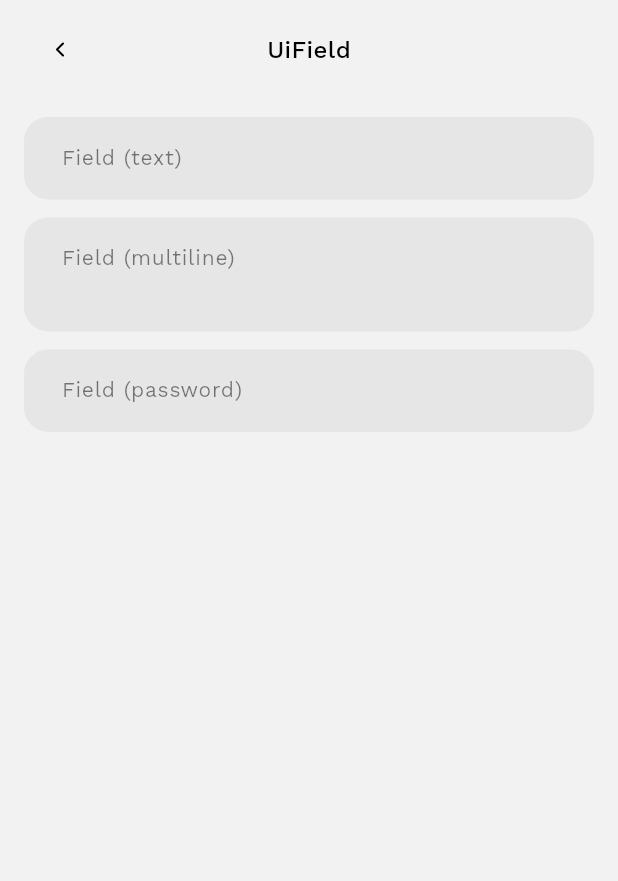
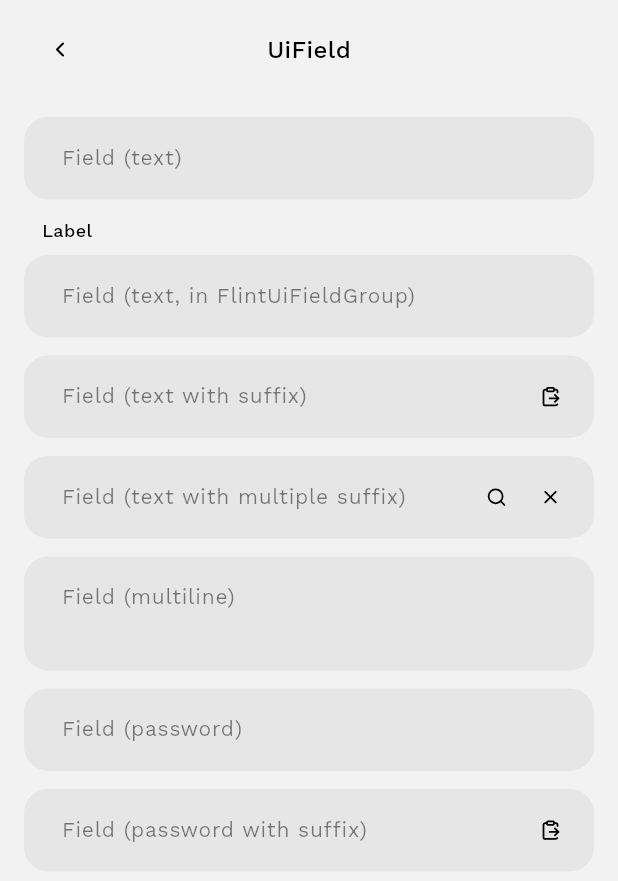
Before and after one commit to bradleyoosterveen/flutter-packages, a Flutter app: the FieldScreen screen opened directly, on a phone screen of 412 x 824 dp. Shown: the top 881 px of the screen. Run offline on Flutter 3.47's test engine with Material 3 defaults, Android fonts, the phone set to English and light mode, and no system bars; our stand-ins replace flutter_animate, flutter_svg.

Commit message:
Add FlintUiFieldGroup

```diff
--- a/packages/flint_ui/example/lib/screens/examples/field_screen.dart
+++ b/packages/flint_ui/example/lib/screens/examples/field_screen.dart
@@ -1,5 +1,5 @@
+import 'package:flint_ui/flint_ui.dart';
 import 'package:flutter/material.dart';
-import 'package:flint_ui/flint_ui.dart';
 
 class FieldScreen extends StatelessWidget {
   const FieldScreen({super.key});
@@ -17,12 +17,55 @@ class FieldScreen extends StatelessWidget {
         FlintUiField.text(
           placeholderText: 'Field (text)',
         ),
+        FlintUiFieldGroup(
+          label: FlintUiText('Label'),
+          field: FlintUiField.text(
+            placeholderText: 'Field (text, in FlintUiFieldGroup)',
+          ),
+        ),
+        FlintUiField.text(
+          placeholderText: 'Field (text with suffix)',
+          suffix: FlintUiButton.square(
+            size: .small,
+            style: (_) => context.themeData.buttonStyles.ghost,
+            onPressed: () {},
+            child: FlintUiIcon.clipboardPaste(),
+          ),
+        ),
+        FlintUiField.text(
+          placeholderText: 'Field (text with multiple suffix)',
+          suffix: FlintUiFlex.row(
+            children: [
+              FlintUiButton.square(
+                size: .small,
+                style: (_) => context.themeData.buttonStyles.ghost,
+                onPressed: () {},
+                child: FlintUiIcon.search(),
+              ),
+              FlintUiButton.square(
+                size: .small,
+                style: (_) => context.themeData.buttonStyles.ghost,
+                onPressed: () {},
+                child: FlintUiIcon.x(),
+              ),
+            ],
+          ),
+        ),
         FlintUiField.multiline(
           placeholderText: 'Field (multiline)',
         ),
         FlintUiField.password(
           placeholderText: 'Field (password)',
         ),
+        FlintUiField.password(
+          placeholderText: 'Field (password with suffix)',
+          suffix: FlintUiButton.square(
+            size: .small,
+            style: (_) => context.themeData.buttonStyles.ghost,
+            onPressed: () {},
+            child: FlintUiIcon.clipboardPaste(),
+          ),
+        ),
       ],
     ),
   );
--- a/packages/flint_ui/lib/flint_ui.dart
+++ b/packages/flint_ui/lib/flint_ui.dart
@@ -27,6 +27,7 @@ export 'src/widgets/button/button.dart';
 export 'src/widgets/card/card.dart';
 export 'src/widgets/carousel/carousel.dart';
 export 'src/widgets/field/field.dart';
+export 'src/widgets/field_group/field_group.dart';
 export 'src/widgets/icon/icon.dart';
 export 'src/widgets/scaffold/scaffold.dart';
 export 'src/widgets/text/text.dart';
--- a/packages/flint_ui/lib/src/widgets/field/field.dart
+++ b/packages/flint_ui/lib/src/widgets/field/field.dart
@@ -1,5 +1,5 @@
+import 'package:flint_ui/flint_ui.dart';
 import 'package:flutter/material.dart';
-import 'package:flint_ui/flint_ui.dart';
 
 part 'field.style.dart';
 
@@ -12,6 +12,8 @@ class FlintUiField extends StatefulWidget {
     this.placeholderText,
     this.minLines = 1,
     this.maxLines = 1,
+    this.prefix,
+    this.suffix,
     super.key,
   });
 
@@ -21,6 +23,8 @@ class FlintUiField extends StatefulWidget {
     bool hasError = false,
     String? placeholderText,
     String? textInputType,
+    Widget? prefix,
+    Widget? suffix,
     Key? key,
   }) => FlintUiField._(
     controller: controller,
@@ -28,6 +32,8 @@ class FlintUiField extends StatefulWidget {
     hasError: hasError,
     obscure: false,
     placeholderText: placeholderText,
+    prefix: prefix,
+    suffix: suffix,
     key: key,
   );
 
@@ -53,6 +59,8 @@ class FlintUiField extends StatefulWidget {
     FocusNode? focusNode,
     bool hasError = false,
     String? placeholderText,
+    Widget? prefix,
+    Widget? suffix,
     Key? key,
   }) => FlintUiField._(
     controller: controller,
@@ -60,6 +68,8 @@ class FlintUiField extends StatefulWidget {
     hasError: hasError,
     obscure: true,
     placeholderText: placeholderText,
+    prefix: prefix,
+    suffix: suffix,
     key: key,
   );
 
@@ -70,6 +80,8 @@ class FlintUiField extends StatefulWidget {
   final String? placeholderText;
   final int? minLines;
   final int? maxLines;
+  final Widget? prefix;
+  final Widget? suffix;
 
   @override
   State<FlintUiField> createState() => _FlintUiFieldState();
@@ -85,10 +97,22 @@ class _FlintUiFieldState extends State<FlintUiField> {
   FlintUiColor get _borderColor =>
       widget.hasError ? FlintUiColors.orange : context.themeData.fieldStyles.primary.borderColor;
 
+  EdgeInsetsGeometry _contentPadding(BuildContext context) =>
+      EdgeInsetsGeometry.symmetric(
+        vertical: context.themeData.spacing.md,
+      ).add(
+        .only(
+          left: widget.prefix == null ? context.themeData.spacing.sm : 0,
+          right: widget.suffix == null ? context.themeData.spacing.sm : 0,
+        ),
+      );
+
   @override
-  Widget build(BuildContext context) => _field();
+  Widget build(BuildContext context) {
+    final prefixWidget = widget.prefix;
+    final suffixWidget = widget.suffix;
 
-  Widget _field() => AnimatedContainer(
+    return AnimatedContainer(
       duration: _animationDuration,
       curve: _animationCurve,
       decoration: BoxDecoration(
@@ -98,8 +122,20 @@ class _FlintUiFieldState extends State<FlintUiField> {
         ),
         border: .all(width: 1, color: _borderColor.color),
       ),
+      child: Padding(
+        padding: .symmetric(
+          horizontal: context.themeData.spacing.sm,
+        ),
         child: FlintUiFlex.row(
+          crossAxisAlignment: .center,
+          divider: FlintUiGap.row(context.themeData.spacing.sm),
           children: [
+            if (prefixWidget != null) ...[
+              _defaultFlexDivider(
+                context: context,
+                child: prefixWidget,
+              ),
+            ],
             Expanded(
               child: IntrinsicHeight(
                 child: TextField(
@@ -110,10 +146,7 @@ class _FlintUiFieldState extends State<FlintUiField> {
                   focusNode: _focusNode,
                   controller: widget.controller,
                   decoration: InputDecoration(
-                contentPadding: .symmetric(
-                  horizontal: context.themeData.spacing.lg,
-                  vertical: context.themeData.spacing.md,
-                ),
+                    contentPadding: _contentPadding(context),
                     hintText: widget.placeholderText,
                     border: InputBorder.none,
                     hintStyle: context.themeData.textStyles.bodyMedium
@@ -129,7 +162,20 @@ class _FlintUiFieldState extends State<FlintUiField> {
                 ),
               ),
             ),
+            if (suffixWidget != null) ...[
+              _defaultFlexDivider(
+                context: context,
+                child: suffixWidget,
+              ),
             ],
+          ],
+        ),
       ),
     );
   }
+
+  Widget _defaultFlexDivider({required BuildContext context, required Widget child}) => DefaultFlintUiFlexDivider(
+    divider: FlintUiGap.row(context.themeData.spacing.xxs),
+    child: child,
+  );
+}
--- /dev/null
+++ b/packages/flint_ui/lib/src/widgets/field_group/field_group.dart
@@ -0,0 +1,38 @@
+import 'package:flint_ui/flint_ui.dart';
+import 'package:flutter/widgets.dart';
+
+class FlintUiFieldGroup extends StatelessWidget {
+  const FlintUiFieldGroup({
+    required this.field,
+    this.label,
+    super.key,
+  });
+
+  final Widget field;
+  final Widget? label;
+
+  @override
+  Widget build(BuildContext context) {
+    final labelWidget = label;
+
+    return FlintUiFlex.column(
+      divider: FlintUiGap.column(context.themeData.spacing.xs),
+      crossAxisAlignment: .stretch,
+      children: [
+        if (labelWidget != null) ...[
+          Padding(
+            padding: .symmetric(horizontal: context.themeData.spacing.sm),
+            child: DefaultFlintUiTextStyle(
+              style: context.themeData.textStyles.labelMedium,
+              child: DefaultFlintUiFlexDivider(
+                divider: FlintUiGap.row(context.themeData.spacing.xs),
+                child: labelWidget,
+              ),
+            ),
+          ),
+        ],
+        field,
+      ],
+    );
+  }
+}
```
Lines whose indentation alone changed are shown as unchanged.
